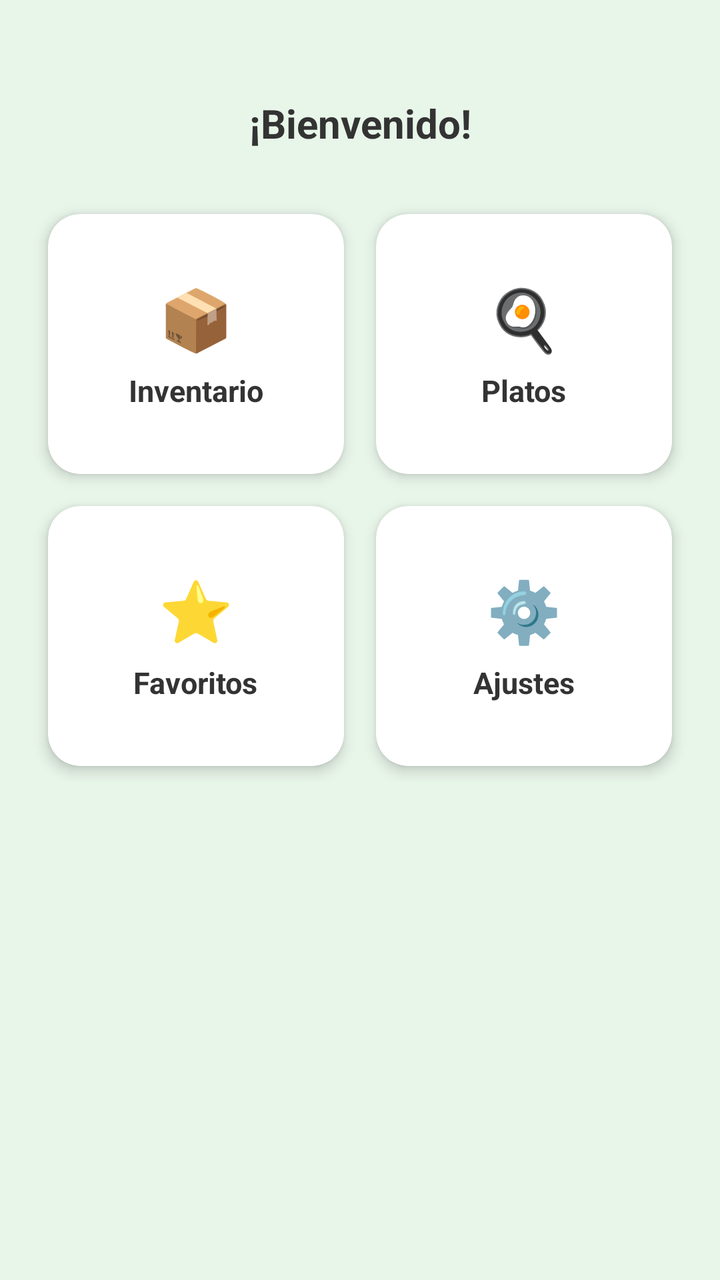
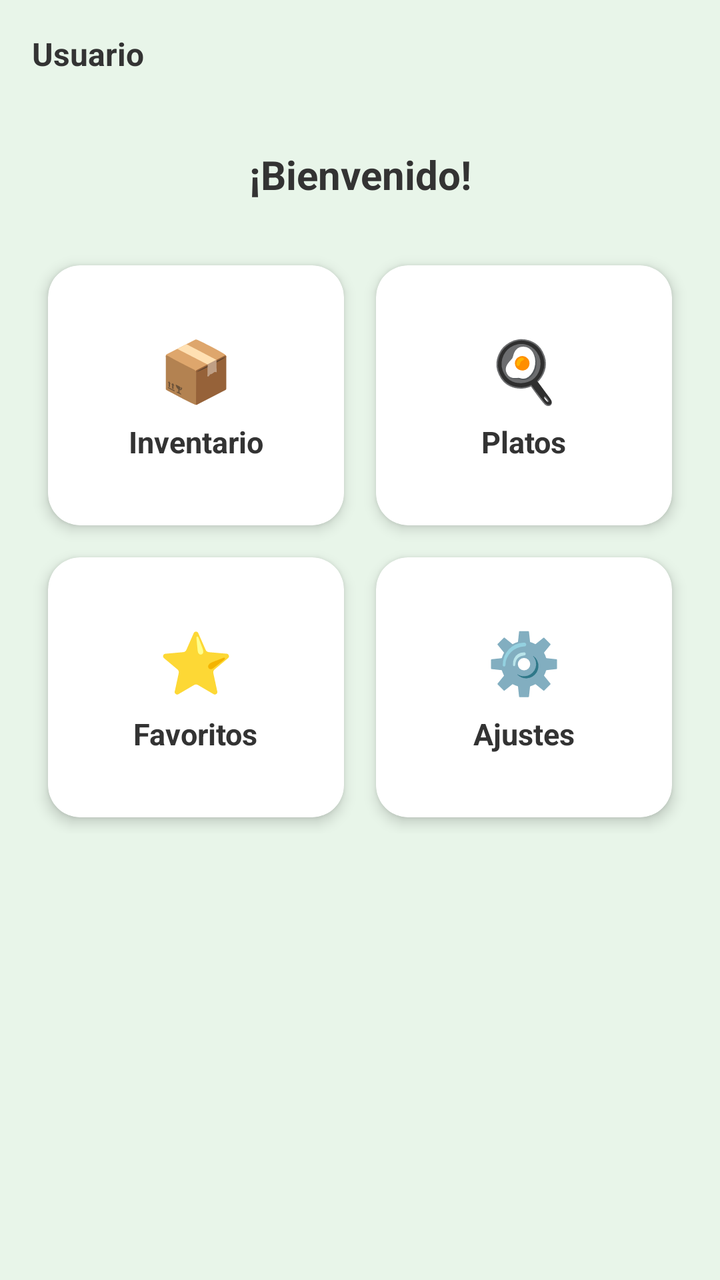

Screens rendered from an Android XML layout before and after an edit, with the pre-edit source and the edit as a unified diff.
<!-- AndroidManifest.xml: application theme Theme.Firebase_Angelma67 -->
<!-- res/layout/activity_main.xml -->
<?xml version="1.0" encoding="utf-8"?>
<androidx.constraintlayout.widget.ConstraintLayout xmlns:android="http://schemas.android.com/apk/res/android"
    xmlns:app="http://schemas.android.com/apk/res-auto"
    xmlns:tools="http://schemas.android.com/tools"
    android:id="@+id/main"
    android:layout_width="match_parent"
    android:layout_height="match_parent"
    android:background="#E8F5E9"
    android:padding="16dp"
    tools:context=".MainActivity">

    
    <TextView
        android:id="@+id/tvTitulo"
        android:layout_width="wrap_content"
        android:layout_height="wrap_content"
        android:layout_marginTop="32dp"
        android:text="¡Bienvenido!"
        android:textColor="#333333"
        android:textSize="20sp"
        android:textStyle="bold"
        app:layout_constraintEnd_toEndOf="parent"
        app:layout_constraintStart_toStartOf="parent"
        app:layout_constraintTop_toTopOf="parent" />

    
    <GridLayout
        android:layout_width="0dp"
        android:layout_height="wrap_content"
        android:layout_marginTop="24dp"
        android:columnCount="2"
        android:rowCount="2"
        app:layout_constraintEnd_toEndOf="parent"
        app:layout_constraintStart_toStartOf="parent"
        app:layout_constraintTop_toBottomOf="@id/tvTitulo">

        
        <androidx.cardview.widget.CardView
            android:id="@+id/cardInventario"
            android:layout_width="0dp"
            android:layout_height="130dp"
            android:layout_rowWeight="1"
            android:layout_columnWeight="1"
            android:layout_margin="8dp"
            android:clickable="true"
            android:focusable="true"
            android:foreground="?attr/selectableItemBackground"
            app:cardCornerRadius="16dp"
            app:cardElevation="4dp">

            <LinearLayout
                android:layout_width="match_parent"
                android:layout_height="match_parent"
                android:gravity="center"
                android:orientation="vertical"
                android:padding="12dp">

                <TextView
                    android:layout_width="wrap_content"
                    android:layout_height="wrap_content"
                    android:text="📦"
                    android:textSize="30sp" />

                <TextView
                    android:layout_width="wrap_content"
                    android:layout_height="wrap_content"
                    android:layout_marginTop="6dp"
                    android:text="Inventario"
                    android:textColor="#333333"
                    android:textSize="15sp"
                    android:textStyle="bold" />
            </LinearLayout>
        </androidx.cardview.widget.CardView>

        
        <androidx.cardview.widget.CardView
            android:id="@+id/cardPlatos"
            android:layout_width="0dp"
            android:layout_height="130dp"
            android:layout_rowWeight="1"
            android:layout_columnWeight="1"
            android:layout_margin="8dp"
            android:clickable="true"
            android:focusable="true"
            android:foreground="?attr/selectableItemBackground"
            app:cardCornerRadius="16dp"
            app:cardElevation="4dp">

            <LinearLayout
                android:layout_width="match_parent"
                android:layout_height="match_parent"
                android:gravity="center"
                android:orientation="vertical"
                android:padding="12dp">

                <TextView
                    android:layout_width="wrap_content"
                    android:layout_height="wrap_content"
                    android:text="🍳"
                    android:textSize="30sp" />

                <TextView
                    android:layout_width="wrap_content"
                    android:layout_height="wrap_content"
                    android:layout_marginTop="6dp"
                    android:text="Platos"
                    android:textColor="#333333"
                    android:textSize="15sp"
                    android:textStyle="bold" />
            </LinearLayout>
        </androidx.cardview.widget.CardView>

        
        <androidx.cardview.widget.CardView
            android:id="@+id/cardFavoritos"
            android:layout_width="0dp"
            android:layout_height="130dp"
            android:layout_rowWeight="1"
            android:layout_columnWeight="1"
            android:layout_margin="8dp"
            android:clickable="true"
            android:focusable="true"
            android:foreground="?attr/selectableItemBackground"
            app:cardCornerRadius="16dp"
            app:cardElevation="4dp">

            <LinearLayout
                android:layout_width="match_parent"
                android:layout_height="match_parent"
                android:gravity="center"
                android:orientation="vertical"
                android:padding="12dp">

                <TextView
                    android:layout_width="wrap_content"
                    android:layout_height="wrap_content"
                    android:text="⭐"
                    android:textSize="30sp" />

                <TextView
                    android:layout_width="wrap_content"
                    android:layout_height="wrap_content"
                    android:layout_marginTop="6dp"
                    android:text="Favoritos"
                    android:textColor="#333333"
                    android:textSize="15sp"
                    android:textStyle="bold" />
            </LinearLayout>
        </androidx.cardview.widget.CardView>

        
        <androidx.cardview.widget.CardView
            android:id="@+id/cardPerfil"
            android:layout_width="0dp"
            android:layout_height="130dp"
            android:layout_rowWeight="1"
            android:layout_columnWeight="1"
            android:layout_margin="8dp"
            android:clickable="true"
            android:focusable="true"
            android:foreground="?attr/selectableItemBackground"
            app:cardCornerRadius="16dp"
            app:cardElevation="4dp">

            <LinearLayout
                android:layout_width="match_parent"
                android:layout_height="match_parent"
                android:gravity="center"
                android:orientation="vertical"
                android:padding="12dp">

                <TextView
                    android:layout_width="wrap_content"
                    android:layout_height="wrap_content"
                    android:text="⚙️"
                    android:textSize="30sp" />

                <TextView
                    android:layout_width="wrap_content"
                    android:layout_height="wrap_content"
                    android:layout_marginTop="6dp"
                    android:text="Ajustes"
                    android:textColor="#333333"
                    android:textSize="15sp"
                    android:textStyle="bold" />
            </LinearLayout>
        </androidx.cardview.widget.CardView>

    </GridLayout>

</androidx.constraintlayout.widget.ConstraintLayout>
<!-- resources referenced by this layout -->
<resources>
  <style name="Theme.Firebase_Angelma67" parent="Base.Theme.Firebase_Angelma67" />
  <style name="Base.Theme.Firebase_Angelma67" parent="Theme.Material3.DayNight.NoActionBar">
          
          
      </style>
</resources>

<!-- the commit's change to res/layout/activity_main.xml (unified diff, before → after) -->
@@ -11,17 +11,29 @@
 
     
     <TextView
+        android:id="@+id/tvNombreUsuario"
+        android:layout_width="wrap_content"
+        android:layout_height="wrap_content"
+        android:text="Usuario"
+        android:textColor="#333333"
+        android:textSize="16sp"
+        android:textStyle="bold"
+        app:layout_constraintStart_toStartOf="parent"
+        app:layout_constraintTop_toTopOf="parent" />
+
+    
+    <TextView
         android:id="@+id/tvTitulo"
         android:layout_width="wrap_content"
         android:layout_height="wrap_content"
-        android:layout_marginTop="32dp"
+        android:layout_marginTop="36dp"
         android:text="¡Bienvenido!"
         android:textColor="#333333"
         android:textSize="20sp"
         android:textStyle="bold"
         app:layout_constraintEnd_toEndOf="parent"
         app:layout_constraintStart_toStartOf="parent"
-        app:layout_constraintTop_toTopOf="parent" />
+        app:layout_constraintTop_toBottomOf="@id/tvNombreUsuario" />
 
     
     <GridLayout
